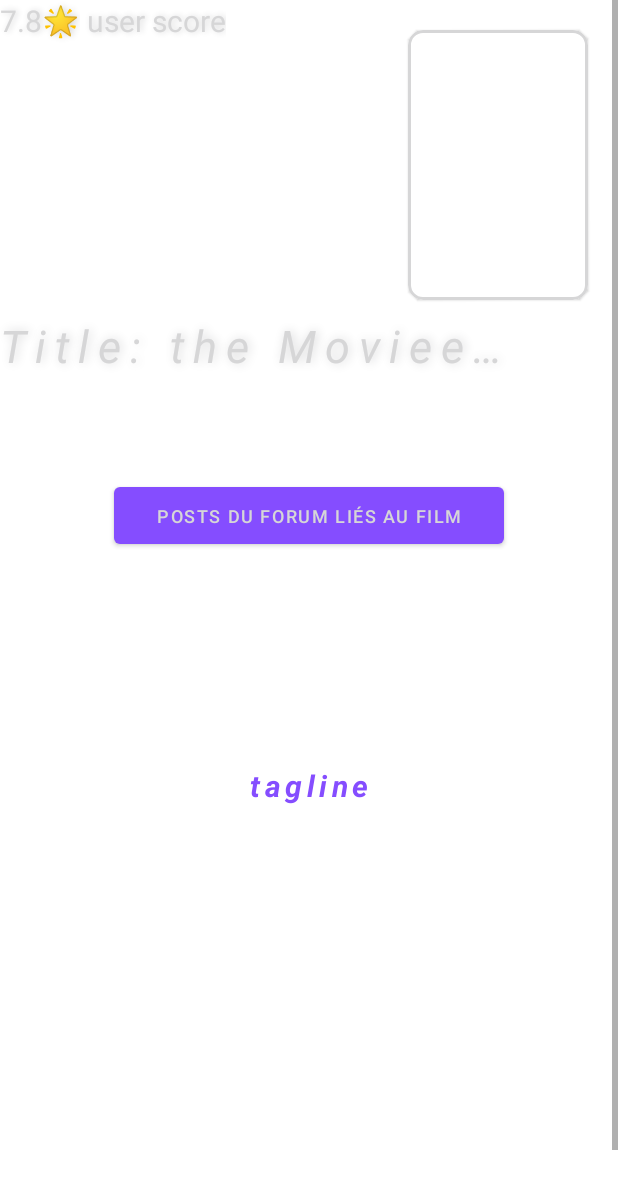
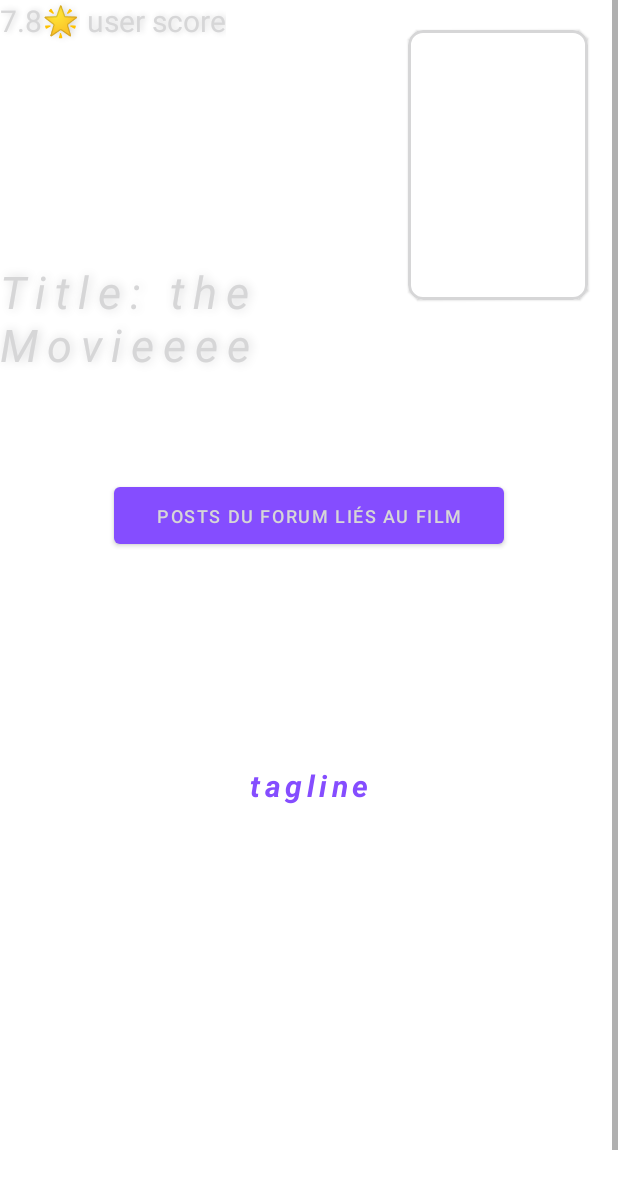
Before and after one commit to Ninotter/Movynov, an Android app: the layout details_layout.xml on its own in the app's theme, with its tools: preview values and no code run, on a phone screen of 412 x 824 dp. Shown: the top 1189 px of the screen. Run offline under Robolectric (Android 15) with nearby library versions, the phone set to English and light mode, and no system bars; network calls fail.

Commit message:
fixed title and overview display

```diff
--- a/app/src/main/java/com/projetb3/movynov/activities/MovieDetailActivity.kt
+++ b/app/src/main/java/com/projetb3/movynov/activities/MovieDetailActivity.kt
@@ -85,7 +85,7 @@ class MovieDetailActivity() : AppCompatActivity() {
         findViewById<ImageView>(R.id.details_movie_backdrop).background = movie.backdropImage
         findViewById<ImageView>(R.id.details_movie_backdrop).alpha = 0.6f
         findViewById<ImageView>(R.id.details_movie_poster).background = movie.posterImage
-        findViewById<TextView>(R.id.details_movie_tagline).text = movie.tagline
+        findViewById<TextView>(R.id.details_movie_tagline).text = "-"+ movie.tagline
         //underline tagline
         findViewById<TextView>(R.id.details_movie_tagline).paintFlags = findViewById<TextView>(R.id.details_movie_tagline).paintFlags or Paint.UNDERLINE_TEXT_FLAG
         findViewById<TextView>(R.id.details_movie_overview).text = movie.overview
--- a/app/src/main/res/layout/details_layout.xml
+++ b/app/src/main/res/layout/details_layout.xml
@@ -106,11 +106,11 @@
                     <TextView
                         android:id="@+id/details_movie_title"
                         android:layout_width="wrap_content"
-                        android:layout_height="40dp"
+                        android:layout_height="wrap_content"
                         android:ellipsize="end"
                         android:letterSpacing="0.2"
                         android:maxWidth="350dp"
-                        android:maxLines="1"
+                        android:maxLines="2"
                         android:shadowColor="@color/black"
                         android:shadowDx="2"
                         android:shadowRadius="8"
```
